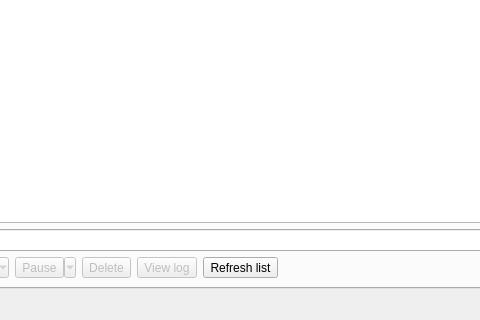
Old version of the form src/hydownloader-systray/mainwindow.ui in the repository thatfuckingbird/hydownloader-systray; both pictures show x 118 to 598 and y 280 to 600 of the 800 by 600 pixel window.
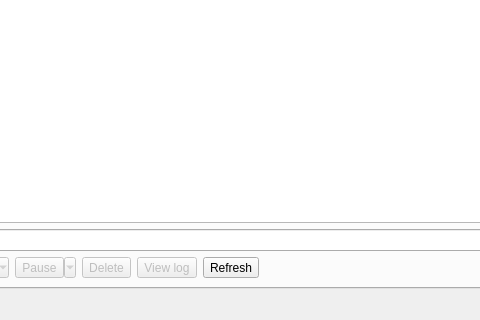
New version of the form. The open tabs and pages were chosen to show the change.

Commit message: "refresh list" -> "refresh"

Patch:
```diff
--- a/src/hydownloader-systray/mainwindow.ui
+++ b/src/hydownloader-systray/mainwindow.ui
@@ -115,7 +115,7 @@
           <item>
            <widget class="QToolButton" name="refreshURLsButton">
             <property name="text">
-             <string>Refresh list</string>
+             <string>Refresh</string>
             </property>
            </widget>
           </item>
```
Left out of the diff: 8 changed lines with no effect on the pictures.
